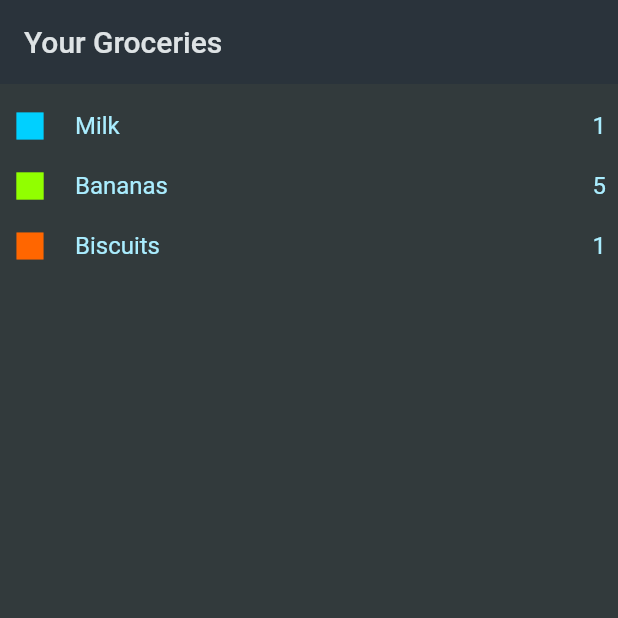
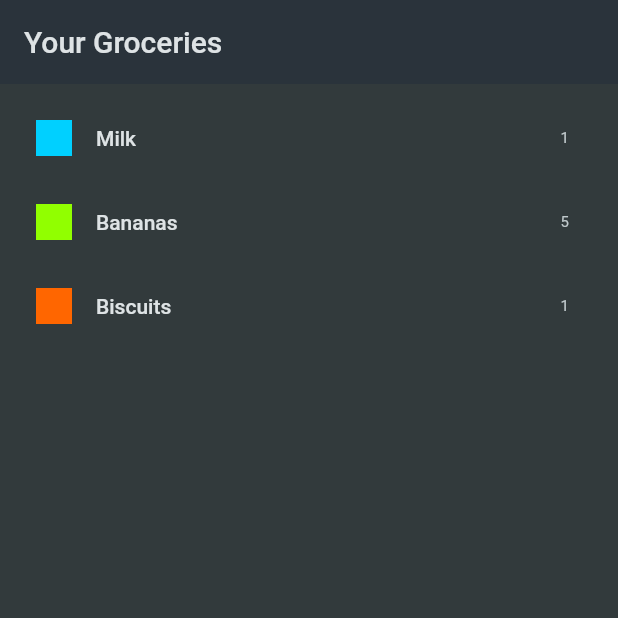
Before and after one commit to TeniG/FlutterShoppingListApp, a Flutter app: the screen it shows after launch, on a phone screen of 412 x 824 dp, the top half of it. Run offline on Flutter 3.47's test engine with Material 2 defaults, Android fonts, the phone set to English and light mode, and no system bars.

Commit message:
- ListTile widget used to display ListView item

```diff
--- a/lib/widgets/grocery_list_screen.dart
+++ b/lib/widgets/grocery_list_screen.dart
@@ -13,8 +13,16 @@ class GroceryListScreen extends StatelessWidget {
           padding: const EdgeInsets.all(8),
           itemCount: groceryItems.length,
           itemBuilder: (context, position) {
-            return GroceryListItem(groceryItem:groceryItems[position]);
-
+            // return GroceryListItem(groceryItem:groceryItems[position]);
+            return ListTile(
+              title: Text(groceryItems[position].name),
+              leading: Container(
+                height: 24,
+                width: 24,
+                color: groceryItems[position].category.color,
+              ),
+              trailing: Text(groceryItems[position].quantity.toString()),
+            );
           }),
     );
   }
```
